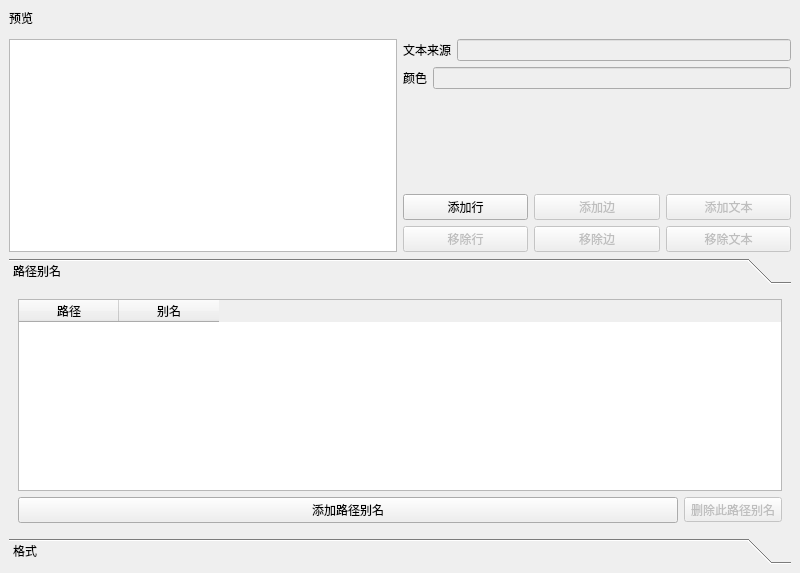
The window that settings/settingswindow.ui (neila-a/Promptach) describes before a commit, drawn with Qt 5.
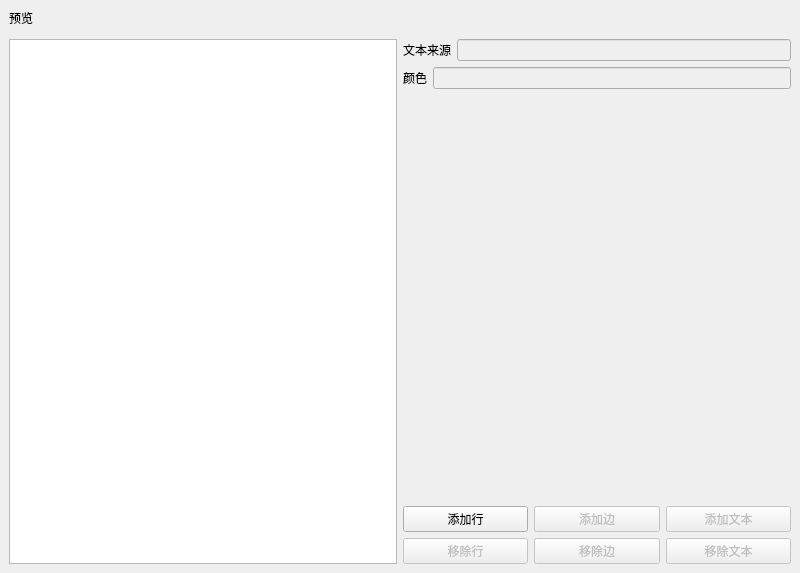
The same window after the commit. Icons and pictures are not drawn. Custom widgets are drawn as their Qt base class.

What changed in the file:
```diff
--- a/settings/settingswindow.ui
+++ b/settings/settingswindow.ui
@@ -187,144 +187,6 @@
       </item>
      </layout>
     </item>
-    <item>
-     <widget class="QToolBox" name="toolBox">
-      <property name="currentIndex">
-       <number>0</number>
-      </property>
-      <widget class="QWidget" name="pathAliases">
-       <property name="geometry">
-        <rect>
-         <x>0</x>
-         <y>0</y>
-         <width>782</width>
-         <height>245</height>
-        </rect>
-       </property>
-       <attribute name="label">
-        <string>路径别名</string>
-       </attribute>
-       <layout class="QVBoxLayout" name="verticalLayout_2">
-        <item>
-         <widget class="QTableWidget" name="pathAliasesTable">
-          <property name="rowCount">
-           <number>0</number>
-          </property>
-          <attribute name="horizontalHeaderVisible">
-           <bool>true</bool>
-          </attribute>
-          <attribute name="horizontalHeaderCascadingSectionResizes">
-           <bool>false</bool>
-          </attribute>
-          <attribute name="horizontalHeaderHighlightSections">
-           <bool>true</bool>
-          </attribute>
-          <attribute name="horizontalHeaderShowSortIndicator" stdset="0">
-           <bool>false</bool>
-          </attribute>
-          <attribute name="horizontalHeaderStretchLastSection">
-           <bool>false</bool>
-          </attribute>
-          <attribute name="verticalHeaderCascadingSectionResizes">
-           <bool>false</bool>
-          </attribute>
-          <attribute name="verticalHeaderStretchLastSection">
-           <bool>false</bool>
-          </attribute>
-          <column>
-           <property name="text">
-            <string>路径</string>
-           </property>
-           <property name="icon">
-            <iconset theme="QIcon::ThemeIcon::FolderVisiting"/>
-           </property>
-          </column>
-          <column>
-           <property name="text">
-            <string>别名</string>
-           </property>
-           <property name="icon">
-            <iconset theme="QIcon::ThemeIcon::AddressBookNew"/>
-           </property>
-          </column>
-         </widget>
-        </item>
-        <item>
-         <layout class="QHBoxLayout" name="pathAliasButtonsLayout">
-          <item>
-           <widget class="QPushButton" name="addAlias">
-            <property name="text">
-             <string>添加路径别名</string>
-            </property>
-            <property name="icon">
-             <iconset theme="QIcon::ThemeIcon::ContactNew"/>
-            </property>
-           </widget>
-          </item>
-          <item>
-           <widget class="QToolButton" name="removeAlias">
-            <property name="enabled">
-             <bool>false</bool>
-            </property>
-            <property name="text">
-             <string>删除此路径别名</string>
-            </property>
-            <property name="icon">
-             <iconset theme="QIcon::ThemeIcon::EditDelete"/>
-            </property>
-            <property name="toolButtonStyle">
-             <enum>Qt::ToolButtonStyle::ToolButtonTextBesideIcon</enum>
-            </property>
-           </widget>
-          </item>
-         </layout>
-        </item>
-       </layout>
-      </widget>
-      <widget class="QWidget" name="formats">
-       <property name="geometry">
-        <rect>
-         <x>0</x>
-         <y>0</y>
-         <width>782</width>
-         <height>188</height>
-        </rect>
-       </property>
-       <attribute name="label">
-        <string>格式</string>
-       </attribute>
-       <layout class="QVBoxLayout" name="verticalLayout_3">
-        <item>
-         <layout class="QHBoxLayout" name="timeFormatLayout">
-          <item>
-           <widget class="QLabel" name="timeFormatLabel">
-            <property name="text">
-             <string>时间格式</string>
-            </property>
-           </widget>
-          </item>
-          <item>
-           <widget class="QLineEdit" name="timeFormatEdit"/>
-          </item>
-         </layout>
-        </item>
-        <item>
-         <spacer name="verticalSpacer_2">
-          <property name="orientation">
-           <enum>Qt::Orientation::Vertical</enum>
-          </property>
-          <property name="sizeHint" stdset="0">
-           <size>
-            <width>20</width>
-            <height>40</height>
-           </size>
-          </property>
-         </spacer>
-        </item>
-       </layout>
-      </widget>
-     </widget>
-    </item>
    </layout>
   </widget>
  </widget>
```
Left out of the diff: 3 changed lines with no effect on the pictures.
